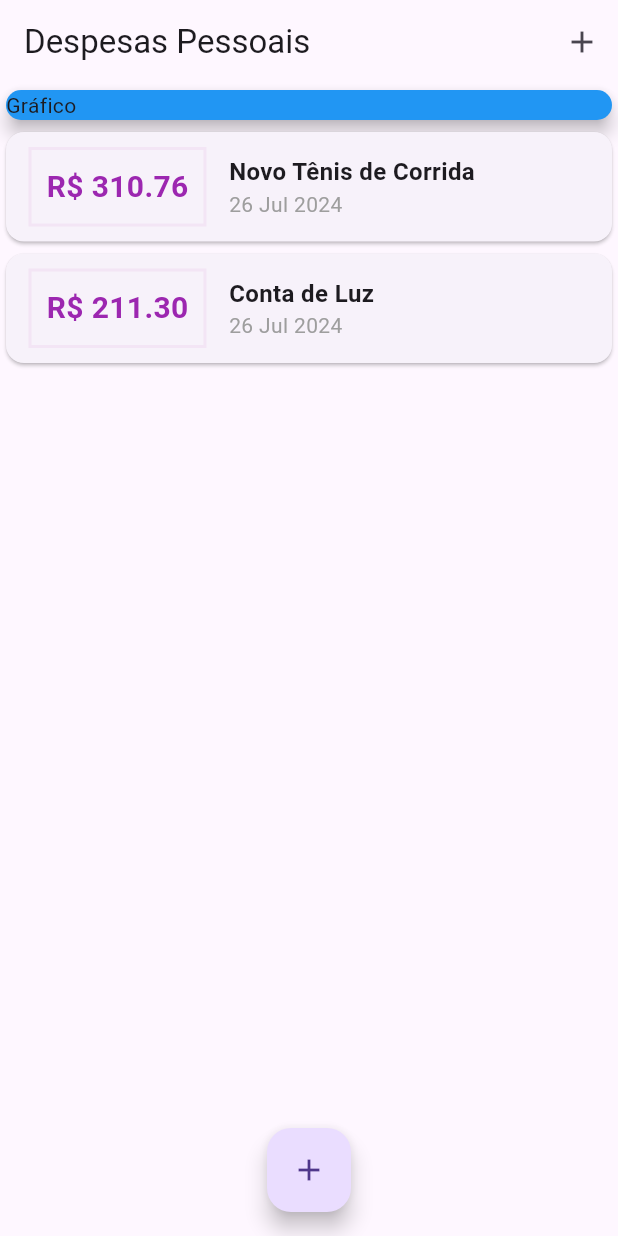
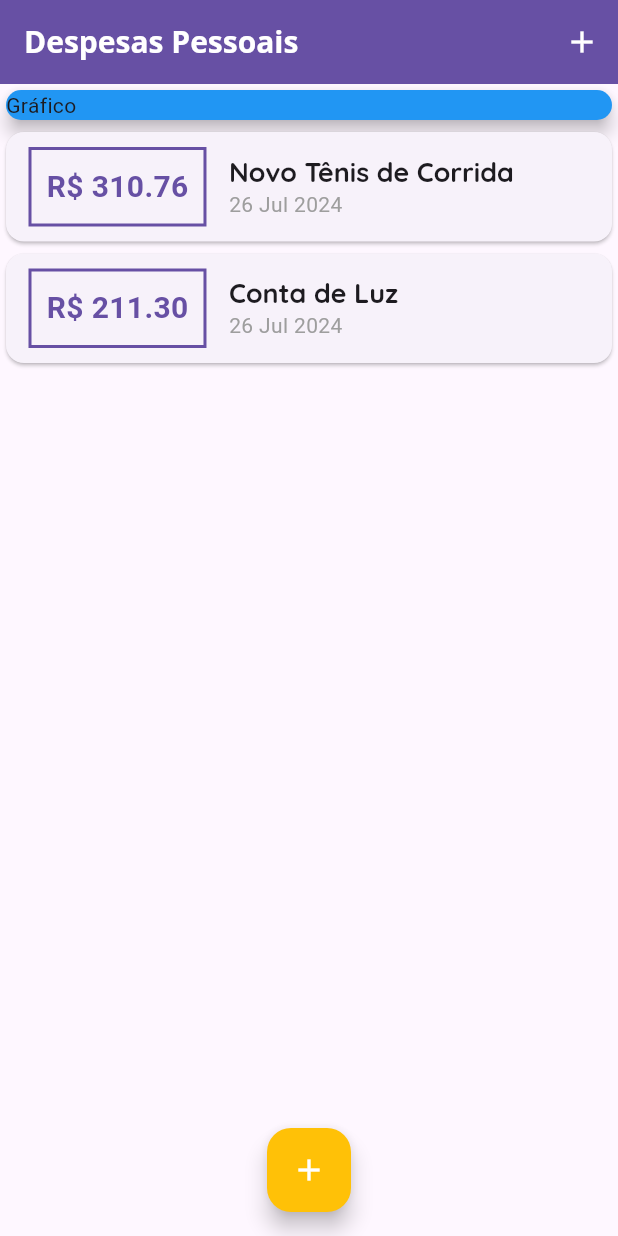
Before and after one commit to DevFullStack-Franklyn-R-Silva/AppDespesasPessoais, a Flutter app: the screen it shows after launch, on a phone screen of 412 x 824 dp. Run offline on Flutter 3.47's test engine with Material 3 defaults, Android fonts, the phone set to English and light mode, and no system bars.

Commit message:
feat - Fontes Personalizadas e Theme

```diff
--- a/lib/components/transaction_list.dart
+++ b/lib/components/transaction_list.dart
@@ -25,7 +25,8 @@ class TransactionList extends StatelessWidget {
                     ),
                     decoration: BoxDecoration(
                       border: Border.all(
-                        color: Colors.purple[50] as Color,
+                        // color: Colors.purple[50] as Color,
+                        color: Theme.of(context).primaryColor,
                         width: 2,
                       ),
                     ),
@@ -35,20 +36,21 @@ class TransactionList extends StatelessWidget {
                       style: TextStyle(
                         fontWeight: FontWeight.bold,
                         fontSize: 20,
-                        color: Colors.purple,
+                        // color: Colors.purple,
+                        color: Theme.of(context).primaryColor,
                       ),
                     ),
                   ),
                   Column(
                     crossAxisAlignment: CrossAxisAlignment.start,
                     children: <Widget>[
-                      Text(
-                        tr.title,
-                        style: TextStyle(
-                          fontSize: 16,
-                          fontWeight: FontWeight.bold,
-                        ),
-                      ),
+                      Text(tr.title,
+                          style: Theme.of(context).textTheme.titleLarge
+                          // style: TextStyle(
+                          //   fontSize: 16,
+                          //   fontWeight: FontWeight.bold,
+                          // ),
+                          ),
                       Text(
                         DateFormat('d MMM y').format(tr.date),
                         style: TextStyle(color: Colors.grey),
--- a/lib/main.dart
+++ b/lib/main.dart
@@ -4,19 +4,36 @@ import 'dart:math';
 import 'components/transaction_form.dart';
 import 'components/transaction_list.dart';
 
-main() => runApp(const ExpensesApp());
+main() => runApp(ExpensesApp());
 
 class ExpensesApp extends StatelessWidget {
-  const ExpensesApp({Key? key}) : super(key: key);
   @override
   Widget build(BuildContext context) {
-    return const MaterialApp(home: MyHomePage());
+    return MaterialApp(
+      home: MyHomePage(),
+      theme: ThemeData(
+        primarySwatch: Colors.purple,
+        fontFamily: 'Quicksand',
+        textTheme: ThemeData.light().textTheme.copyWith(
+              titleLarge: TextStyle(
+                fontFamily: 'Quicksand',
+                fontSize: 18,
+                fontWeight: FontWeight.bold,
+              ),
+            ),
+        appBarTheme: AppBarTheme(
+          titleTextStyle: TextStyle(
+            fontFamily: 'OpenSans',
+            fontSize: 20,
+            fontWeight: FontWeight.bold,
+          ),
+        ),
+      ),
+    );
   }
 }
 
 class MyHomePage extends StatefulWidget {
-  const MyHomePage({Key? key}) : super(key: key);
-
   @override
   State<MyHomePage> createState() => _MyHomePageState();
 }
@@ -48,6 +65,8 @@ class _MyHomePageState extends State<MyHomePage> {
     setState(() {
       _transactions.add(newTransaction);
     });
+
+    Navigator.of(context).pop();
   }
 
   _openTransactionFormModal(BuildContext context) {
@@ -63,11 +82,18 @@ class _MyHomePageState extends State<MyHomePage> {
   Widget build(BuildContext context) {
     return Scaffold(
       appBar: AppBar(
-        title: const Text('Despesas Pessoais'),
+        title: const Text(
+          'Despesas Pessoais',
+          // style: TextStyle(
+          //   color: Colors.white,
+          // ),
+        ),
+        backgroundColor: Theme.of(context).primaryColor,
         actions: [
           IconButton(
             icon: const Icon(Icons.add),
             onPressed: () => _openTransactionFormModal(context),
+            color: Colors.white,
           ),
         ],
       ),
@@ -89,6 +115,8 @@ class _MyHomePageState extends State<MyHomePage> {
       floatingActionButton: FloatingActionButton(
         child: const Icon(Icons.add),
         onPressed: () => _openTransactionFormModal(context),
+        backgroundColor: Colors.amber,
+        foregroundColor: Colors.white,
       ),
       floatingActionButtonLocation: FloatingActionButtonLocation.centerFloat,
     );
```
Also changed, not shown: pubspec.yaml (+11 -6 lines), assets/fonts/OpenSans-Bold.ttf (added), assets/fonts/OpenSans-Regular.ttf (added), assets/fonts/Quicksand-Bold.ttf (added), assets/fonts/Quicksand-Light.ttf (added), assets/fonts/Quicksand-Medium.ttf (added), assets/fonts/Quicksand-Regular.ttf (added).
